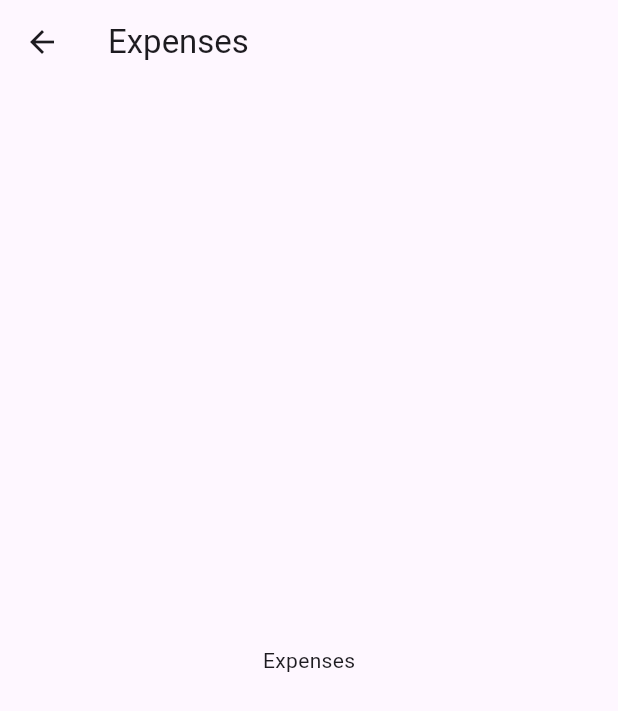
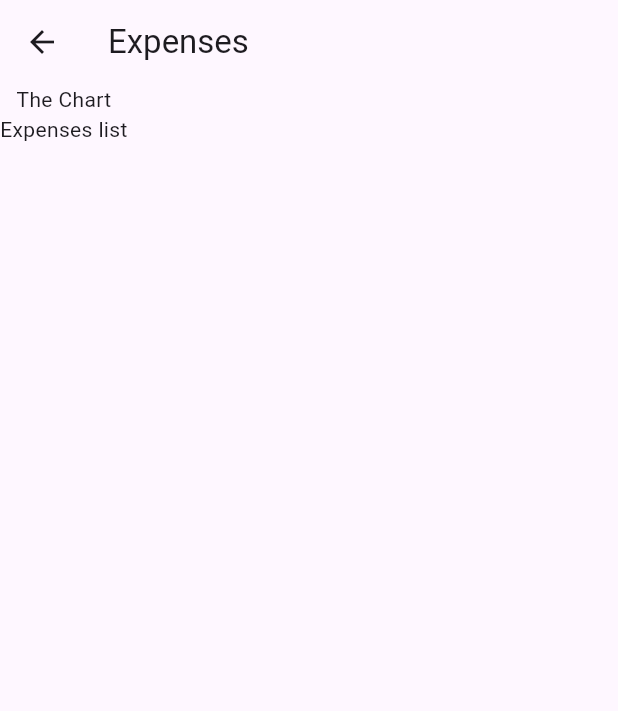
Before and after one commit to KokiIijima24/expense_tracker_app, a Flutter app: the Expenses screen opened directly, on a phone screen of 412 x 824 dp. Shown: the top 711 px of the screen. Run offline on Flutter 3.47's test engine with Material 2 defaults, Android fonts, the phone set to English and light mode, and no system bars.

Commit message:
[add] create expense list screen

```diff
--- a/lib/expense.dart
+++ b/lib/expenses.dart
@@ -13,12 +13,14 @@ class _ExpensesState extends State<Expenses> {
   @override
   Widget build(BuildContext context) {
     return Scaffold(
-      appBar: AppBar(
-        title: const Text('Expenses'),
-      ),
-      body: const Center(
-        child: Text('Expenses'),
-      ),
-    );
+        appBar: AppBar(
+          title: const Text('Expenses'),
+        ),
+        body: const Column(
+          children: [
+            Text('The Chart'),
+            Text('Expenses list'),
+          ],
+        ));
   }
 }
--- a/pubspec.yaml
+++ b/pubspec.yaml
@@ -35,6 +35,7 @@ dependencies:
   # The following adds the Cupertino Icons font to your application.
   # Use with the CupertinoIcons class for iOS style icons.
   cupertino_icons: ^1.0.2
+  uuid: ^4.1.0
 
 dev_dependencies:
   flutter_test:
```
Also changed, not shown: lib/models/expense.dart (added, +13 -0 lines), pubspec.lock.
